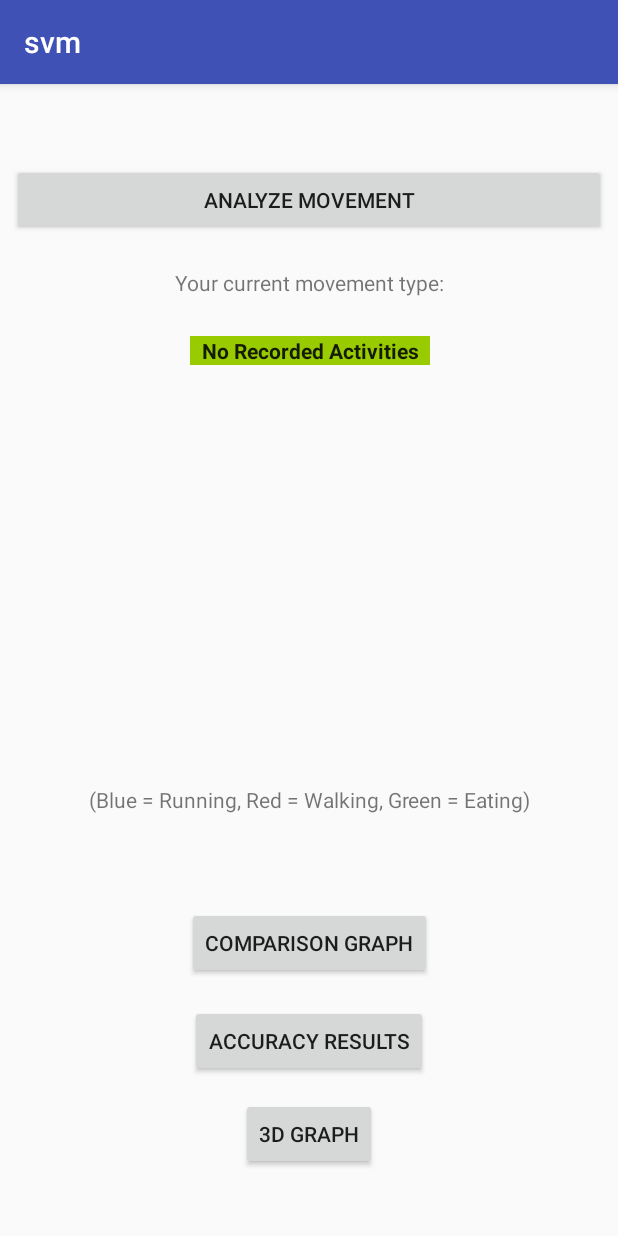
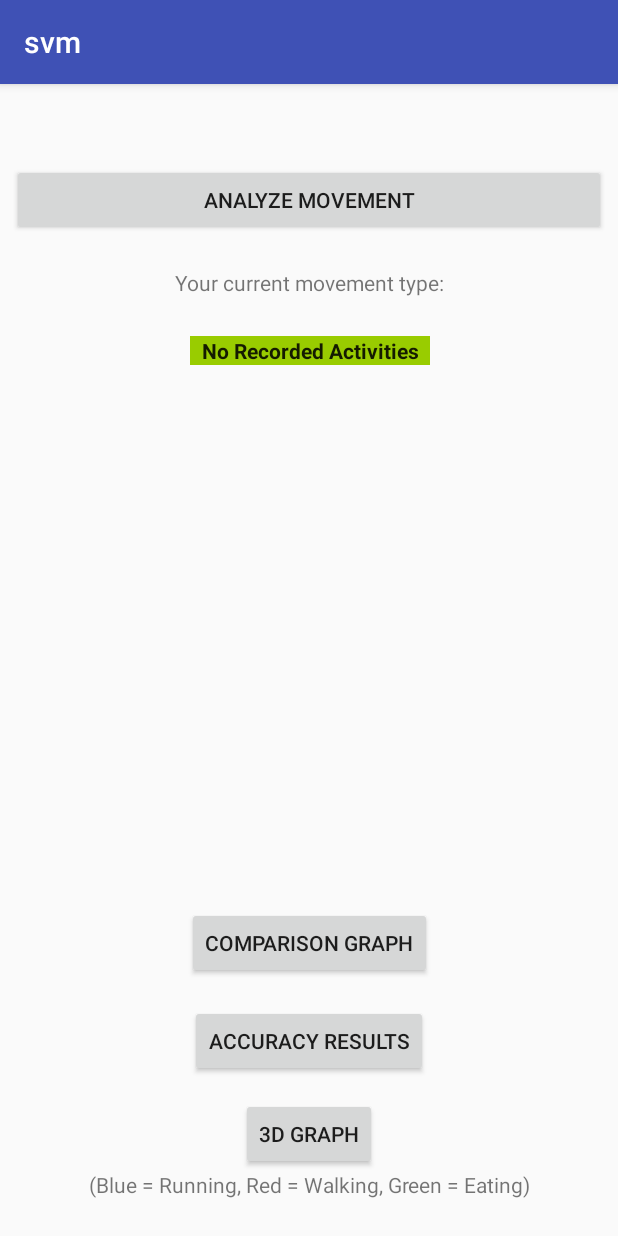
Before and after one commit to Schachte/support_vector_machines_android, an Android app: the screen it shows after launch (MainActivity), on a phone screen of 412 x 824 dp. Run offline under Robolectric (Android 15) with nearby library versions, the phone set to English and light mode, and no system bars.

Commit message:
AccuracyResult: 20/20 -> 18/20 to be consistent with the %.  Fixed the label to show under the 3d Graph button.

```diff
--- a/app/src/main/res/layout/activity_accuracy_results.xml
+++ b/app/src/main/res/layout/activity_accuracy_results.xml
@@ -130,7 +130,7 @@
         android:id="@+id/textView24"
         android:layout_width="wrap_content"
         android:layout_height="wrap_content"
-        android:text="20/20"
+        android:text="18/20"
         tools:layout_constraintBottom_creator="1"
         app:layout_constraintBottom_toTopOf="@+id/textView26"
         android:layout_marginStart="1dp"
--- a/app/src/main/res/layout/activity_main.xml
+++ b/app/src/main/res/layout/activity_main.xml
@@ -116,10 +116,9 @@
         android:textAlignment="center"
         app:layout_constraintLeft_toLeftOf="parent"
         app:layout_constraintRight_toRightOf="parent"
-        app:layout_constraintTop_toBottomOf="@+id/begin_listener"
+        app:layout_constraintTop_toBottomOf="@+id/threed_graph_button"
         tools:layout_constraintLeft_creator="1"
         tools:layout_constraintRight_creator="1"
-        tools:layout_constraintTop_creator="1"
-        android:layout_marginTop="366dp" />
+        tools:layout_constraintTop_creator="1" />
 
 </android.support.constraint.ConstraintLayout>
```
